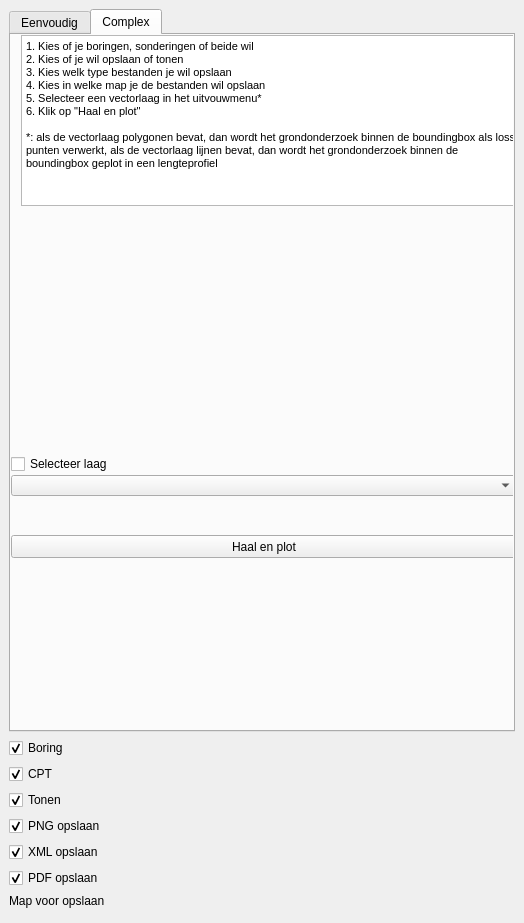
Old version of the form bro_download_plot_dockwidget_base.ui in the repository ic144/bronodig.
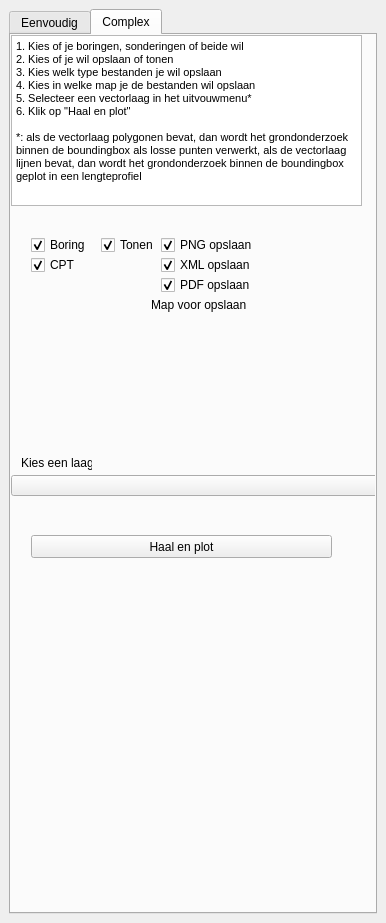
New version of the form. The open tabs and pages were chosen to show the change. Custom widgets are drawn as their Qt base class.

Commit message: tabs werkend

Patch:
```diff
--- a/bro_download_plot_dockwidget_base.ui
+++ b/bro_download_plot_dockwidget_base.ui
@@ -6,7 +6,7 @@
    <rect>
     <x>0</x>
     <y>0</y>
-    <width>524</width>
+    <width>386</width>
     <height>923</height>
    </rect>
   </property>
@@ -15,63 +15,6 @@
   </property>
   <widget class="QWidget" name="dockWidgetContents">
    <layout class="QGridLayout" name="gridLayout">
-    <item row="5" column="0">
-     <widget class="QCheckBox" name="checkBoxBoring">
-      <property name="text">
-       <string>Boring</string>
-      </property>
-      <property name="checked">
-       <bool>true</bool>
-      </property>
-     </widget>
-    </item>
-    <item row="12" column="0">
-     <widget class="QCheckBox" name="checkBoxPdf">
-      <property name="text">
-       <string>PDF opslaan</string>
-      </property>
-      <property name="checked">
-       <bool>true</bool>
-      </property>
-     </widget>
-    </item>
-    <item row="10" column="0">
-     <widget class="QCheckBox" name="checkBoxXml">
-      <property name="text">
-       <string>XML opslaan</string>
-      </property>
-      <property name="checked">
-       <bool>true</bool>
-      </property>
-     </widget>
-    </item>
-    <item row="8" column="0">
-     <widget class="QCheckBox" name="checkBoxPng">
-      <property name="text">
-       <string>PNG opslaan</string>
-      </property>
-      <property name="checked">
-       <bool>true</bool>
-      </property>
-     </widget>
-    </item>
-    <item row="6" column="0">
-     <widget class="QCheckBox" name="checkBoxCpt">
-      <property name="text">
-       <string>CPT</string>
-      </property>
-      <property name="checked">
-       <bool>true</bool>
-      </property>
-     </widget>
-    </item>
-    <item row="13" column="0">
-     <widget class="QLabel" name="label_3">
-      <property name="text">
-       <string>Map voor opslaan</string>
-      </property>
-     </widget>
-    </item>
     <item row="3" column="0">
      <widget class="QTabWidget" name="tabWidget">
       <property name="currentIndex">
@@ -157,9 +100,9 @@
        <widget class="QPushButton" name="pushButton">
         <property name="geometry">
          <rect>
-          <x>0</x>
+          <x>20</x>
           <y>500</y>
-          <width>506</width>
+          <width>301</width>
           <height>23</height>
          </rect>
         </property>
@@ -170,9 +113,9 @@
        <widget class="QTextBrowser" name="textBrowser">
         <property name="geometry">
          <rect>
-          <x>10</x>
+          <x>0</x>
           <y>0</y>
-          <width>506</width>
+          <width>351</width>
           <height>171</height>
          </rect>
         </property>
@@ -191,22 +134,6 @@
 &lt;p style=&quot; margin-top:0px; margin-bottom:0px; margin-left:0px; margin-right:0px; -qt-block-indent:0; text-indent:0px;&quot;&gt;*: als de vectorlaag polygonen bevat, dan wordt het grondonderzoek binnen de boundingbox als losse punten verwerkt, als de vectorlaag lijnen bevat, dan wordt het grondonderzoek binnen de boundingbox geplot in een lengteprofiel&lt;/p&gt;&lt;/body&gt;&lt;/html&gt;</string>
         </property>
        </widget>
-       <widget class="QCheckBox" name="checkBoxPunt">
-        <property name="geometry">
-         <rect>
-          <x>0</x>
-          <y>420</y>
-          <width>506</width>
-          <height>18</height>
-         </rect>
-        </property>
-        <property name="text">
-         <string>Selecteer laag</string>
-        </property>
-        <property name="checked">
-         <bool>false</bool>
-        </property>
-       </widget>
        <widget class="QgsMapLayerComboBox" name="mMapLayerComboBox">
         <property name="geometry">
          <rect>
@@ -217,29 +144,147 @@
          </rect>
         </property>
        </widget>
+       <widget class="QCheckBox" name="checkBoxBoring">
+        <property name="geometry">
+         <rect>
+          <x>20</x>
+          <y>200</y>
+          <width>71</width>
+          <height>20</height>
+         </rect>
+        </property>
+        <property name="text">
+         <string>Boring</string>
+        </property>
+        <property name="checked">
+         <bool>true</bool>
+        </property>
+       </widget>
+       <widget class="QCheckBox" name="checkBoxCpt">
+        <property name="geometry">
+         <rect>
+          <x>20</x>
+          <y>220</y>
+          <width>71</width>
+          <height>20</height>
+         </rect>
+        </property>
+        <property name="text">
+         <string>CPT</string>
+        </property>
+        <property name="checked">
+         <bool>true</bool>
+        </property>
+       </widget>
+       <widget class="QCheckBox" name="checkBoxShow">
+        <property name="geometry">
+         <rect>
+          <x>90</x>
+          <y>200</y>
+          <width>61</width>
+          <height>20</height>
+         </rect>
+        </property>
+        <property name="text">
+         <string>Tonen</string>
+        </property>
+        <property name="checked">
+         <bool>true</bool>
+        </property>
+       </widget>
+       <widget class="QCheckBox" name="checkBoxPng">
+        <property name="geometry">
+         <rect>
+          <x>150</x>
+          <y>200</y>
+          <width>181</width>
+          <height>20</height>
+         </rect>
+        </property>
+        <property name="text">
+         <string>PNG opslaan</string>
+        </property>
+        <property name="checked">
+         <bool>true</bool>
+        </property>
+       </widget>
+       <widget class="QCheckBox" name="checkBoxXml">
+        <property name="geometry">
+         <rect>
+          <x>150</x>
+          <y>220</y>
+          <width>91</width>
+          <height>20</height>
+         </rect>
+        </property>
+        <property name="text">
+         <string>XML opslaan</string>
+        </property>
+        <property name="checked">
+         <bool>true</bool>
+        </property>
+       </widget>
+       <widget class="QCheckBox" name="checkBoxPdf">
+        <property name="geometry">
+         <rect>
+          <x>150</x>
+          <y>240</y>
+          <width>91</width>
+          <height>20</height>
+         </rect>
+        </property>
+        <property name="text">
+         <string>PDF opslaan</string>
+        </property>
+        <property name="checked">
+         <bool>true</bool>
+        </property>
+       </widget>
+       <widget class="QLabel" name="label_3">
+        <property name="geometry">
+         <rect>
+          <x>140</x>
+          <y>260</y>
+          <width>171</width>
+          <height>20</height>
+         </rect>
+        </property>
+        <property name="text">
+         <string>Map voor opslaan</string>
+        </property>
+       </widget>
+       <widget class="QgsFileWidget" name="mQgsFileWidget">
+        <property name="geometry">
+         <rect>
+          <x>140</x>
+          <y>280</y>
+          <width>101</width>
+          <height>20</height>
+         </rect>
+        </property>
+        <property name="storageMode">
+         <enum>QgsFileWidget::GetDirectory</enum>
+        </property>
+        <property name="options">
+         <set>QFileDialog::ShowDirsOnly</set>
+        </property>
+       </widget>
+       <widget class="QLabel" name="label">
+        <property name="geometry">
+         <rect>
+          <x>10</x>
+          <y>420</y>
+          <width>71</width>
+          <height>16</height>
+         </rect>
+        </property>
+        <property name="text">
+         <string>Kies een laag</string>
+        </property>
+       </widget>
       </widget>
      </widget>
     </item>
-    <item row="14" column="0">
-     <widget class="QgsFileWidget" name="mQgsFileWidget">
-      <property name="storageMode">
-       <enum>QgsFileWidget::GetDirectory</enum>
-      </property>
-      <property name="options">
-       <set>QFileDialog::ShowDirsOnly</set>
-      </property>
-     </widget>
-    </item>
-    <item row="7" column="0">
-     <widget class="QCheckBox" name="checkBoxShow">
-      <property name="text">
-       <string>Tonen</string>
-      </property>
-      <property name="checked">
-       <bool>true</bool>
-      </property>
-     </widget>
-    </item>
    </layout>
   </widget>
  </widget>
```
Left out of the diff: 16 changed lines with no effect on the pictures. The commit also changes 1 other file.
